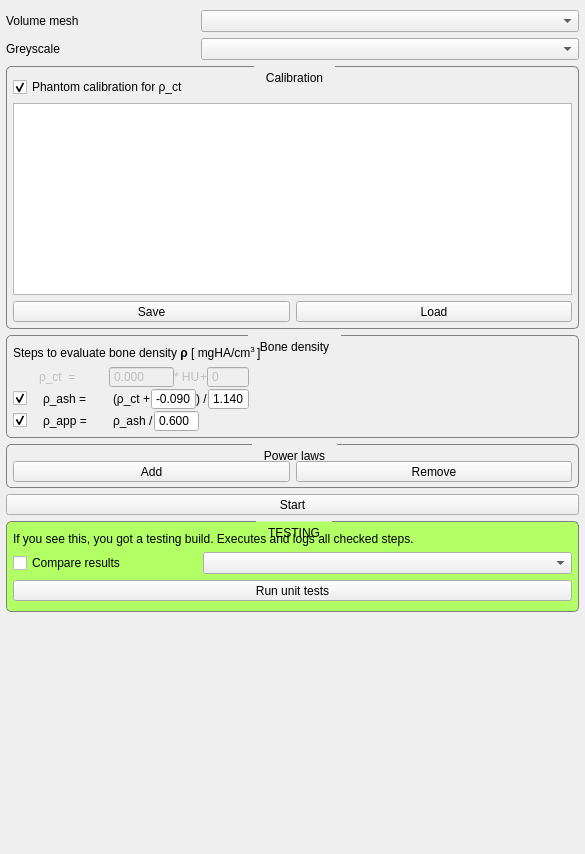
araex/mitk-gem, file src/internal/MaterialMappingViewControls.ui: the form before one commit.
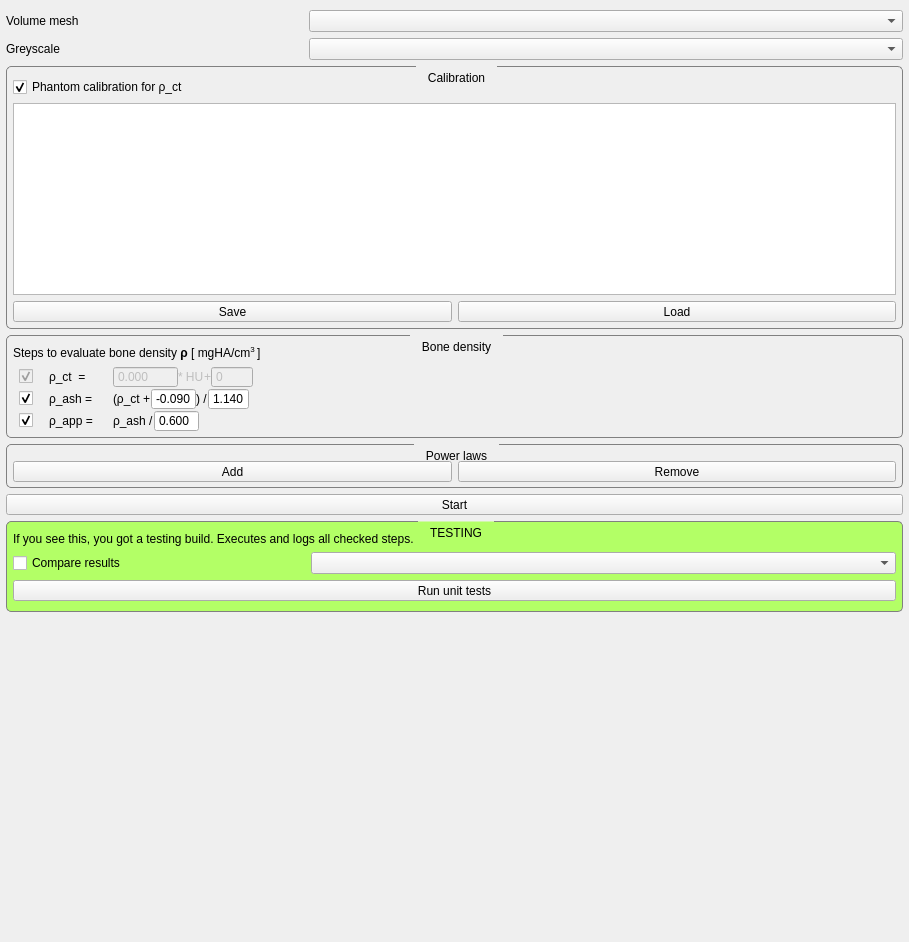
The form after the commit. Custom widgets are drawn as their Qt base class.

Commit message: changed expanding behaviour of density gui

Patch:
```diff
--- a/src/internal/MaterialMappingViewControls.ui
+++ b/src/internal/MaterialMappingViewControls.ui
@@ -6,8 +6,8 @@
    <rect>
     <x>0</x>
     <y>0</y>
-    <width>585</width>
-    <height>854</height>
+    <width>909</width>
+    <height>942</height>
    </rect>
   </property>
   <property name="minimumSize">
@@ -282,6 +282,276 @@
          </widget>
         </item>
         <item>
+         <widget class="QWidget" name="widget" native="true">
+          <property name="styleSheet">
+           <string notr="true">QLabel {
+	font: small &quot;Courier New&quot;;
+}
+
+QDoubleSpinBox {
+	font: small &quot;Courier New&quot;;
+}</string>
+          </property>
+          <layout class="QHBoxLayout" name="horizontalLayout_3" stretch="0,1,0">
+           <property name="spacing">
+            <number>0</number>
+           </property>
+           <property name="margin">
+            <number>0</number>
+           </property>
+           <item>
+            <widget class="QWidget" name="checkboxWidget" native="true">
+             <property name="sizePolicy">
+              <sizepolicy hsizetype="Minimum" vsizetype="Preferred">
+               <horstretch>0</horstretch>
+               <verstretch>0</verstretch>
+              </sizepolicy>
+             </property>
+             <layout class="QVBoxLayout" name="verticalLayout_11">
+              <property name="spacing">
+               <number>0</number>
+              </property>
+              <property name="leftMargin">
+               <number>6</number>
+              </property>
+              <property name="topMargin">
+               <number>0</number>
+              </property>
+              <property name="rightMargin">
+               <number>0</number>
+              </property>
+              <property name="bottomMargin">
+               <number>0</number>
+              </property>
+              <item>
+               <widget class="QWidget" name="widget_3" native="true">
+                <property name="enabled">
+                 <bool>true</bool>
+                </property>
+                <layout class="QHBoxLayout" name="horizontalLayout_11">
+                 <property name="spacing">
+                  <number>0</number>
+                 </property>
+                 <property name="margin">
+                  <number>0</number>
+                 </property>
+                 <item>
+                  <widget class="QCheckBox" name="checkBox">
+                   <property name="enabled">
+                    <bool>false</bool>
+                   </property>
+                   <property name="minimumSize">
+                    <size>
+                     <width>30</width>
+                     <height>0</height>
+                    </size>
+                   </property>
+                   <property name="text">
+                    <string/>
+                   </property>
+                   <property name="checked">
+                    <bool>true</bool>
+                   </property>
+                  </widget>
+                 </item>
+                 <item>
+                  <widget class="QLabel" name="label_2">
+                   <property name="sizePolicy">
+                    <sizepolicy hsizetype="MinimumExpanding" vsizetype="Preferred">
+                     <horstretch>0</horstretch>
+                     <verstretch>0</verstretch>
+                    </sizepolicy>
+                   </property>
+                   <property name="maximumSize">
+                    <size>
+                     <width>70</width>
+                     <height>16777215</height>
+                    </size>
+                   </property>
+                   <property name="text">
+                    <string>ρ_ct  =</string>
+                   </property>
+                  </widget>
+                 </item>
+                 <item>
+                  <spacer name="horizontalSpacer_4">
+                   <property name="orientation">
+                    <enum>Qt::Horizontal</enum>
+                   </property>
+                   <property name="sizeType">
+                    <enum>QSizePolicy::MinimumExpanding</enum>
+                   </property>
+                   <property name="sizeHint" stdset="0">
+                    <size>
+                     <width>20</width>
+                     <height>20</height>
+                    </size>
+                   </property>
+                  </spacer>
+                 </item>
+                </layout>
+               </widget>
+              </item>
+              <item>
+               <widget class="QWidget" name="widget_5" native="true">
+                <layout class="QHBoxLayout" name="horizontalLayout_13">
+                 <property name="spacing">
+                  <number>0</number>
+                 </property>
+                 <property name="margin">
+                  <number>0</number>
+                 </property>
+                 <item>
+                  <widget class="QCheckBox" name="rhoAshCheckBox">
+                   <property name="sizePolicy">
+                    <sizepolicy hsizetype="Minimum" vsizetype="Fixed">
+                     <horstretch>0</horstretch>
+                     <verstretch>0</verstretch>
+                    </sizepolicy>
+                   </property>
+                   <property name="minimumSize">
+                    <size>
+                     <width>30</width>
+                     <height>0</height>
+                    </size>
+                   </property>
+                   <property name="maximumSize">
+                    <size>
+                     <width>120</width>
+                     <height>16777215</height>
+                    </size>
+                   </property>
+                   <property name="text">
+                    <string/>
+                   </property>
+                   <property name="checked">
+                    <bool>true</bool>
+                   </property>
+                  </widget>
+                 </item>
+                 <item>
+                  <widget class="QLabel" name="label_10">
+                   <property name="sizePolicy">
+                    <sizepolicy hsizetype="MinimumExpanding" vsizetype="Preferred">
+                     <horstretch>0</horstretch>
+                     <verstretch>0</verstretch>
+                    </sizepolicy>
+                   </property>
+                   <property name="maximumSize">
+                    <size>
+                     <width>70</width>
+                     <height>16777215</height>
+                    </size>
+                   </property>
+                   <property name="text">
+                    <string>ρ_ash =</string>
+                   </property>
+                  </widget>
+                 </item>
+                 <item>
+                  <spacer name="horizontalSpacer_5">
+                   <property name="orientation">
+                    <enum>Qt::Horizontal</enum>
+                   </property>
+                   <property name="sizeType">
+                    <enum>QSizePolicy::MinimumExpanding</enum>
+                   </property>
+                   <property name="sizeHint" stdset="0">
+                    <size>
+                     <width>20</width>
+                     <height>20</height>
+                    </size>
+                   </property>
+                  </spacer>
+                 </item>
+                </layout>
+               </widget>
+              </item>
+              <item>
+               <widget class="QWidget" name="widget_7" native="true">
+                <layout class="QHBoxLayout" name="horizontalLayout_17">
+                 <property name="spacing">
+                  <number>0</number>
+                 </property>
+                 <property name="margin">
+                  <number>0</number>
+                 </property>
+                 <item>
+                  <widget class="QCheckBox" name="rhoAppCheckBox">
+                   <property name="sizePolicy">
+                    <sizepolicy hsizetype="Minimum" vsizetype="Fixed">
+                     <horstretch>0</horstretch>
+                     <verstretch>0</verstretch>
+                    </sizepolicy>
+                   </property>
+                   <property name="minimumSize">
+                    <size>
+                     <width>30</width>
+                     <height>0</height>
+                    </size>
+                   </property>
+                   <property name="maximumSize">
+                    <size>
+                     <width>120</width>
+                     <height>16777215</height>
+                    </size>
+                   </property>
+                   <property name="text">
+                    <string/>
+                   </property>
+                   <property name="checked">
+                    <bool>true</bool>
+                   </property>
+                  </widget>
+                 </item>
+                 <item>
+                  <widget class="QLabel" name="label_12">
+                   <property name="sizePolicy">
+                    <sizepolicy hsizetype="MinimumExpanding" vsizetype="Preferred">
+                     <horstretch>0</horstretch>
+                     <verstretch>0</verstretch>
+                    </sizepolicy>
+                   </property>
+                   <property name="minimumSize">
+                    <size>
+                     <width>0</width>
+                     <height>0</height>
+                    </size>
+                   </property>
+                   <property name="maximumSize">
+                    <size>
+                     <width>70</width>
+                     <height>16777215</height>
+                    </size>
+                   </property>
+                   <property name="text">
+                    <string>ρ_app =</string>
+                   </property>
+                  </widget>
+                 </item>
+                 <item>
+                  <spacer name="horizontalSpacer_6">
+                   <property name="orientation">
+                    <enum>Qt::Horizontal</enum>
+                   </property>
+                   <property name="sizeType">
+                    <enum>QSizePolicy::MinimumExpanding</enum>
+                   </property>
+                   <property name="sizeHint" stdset="0">
+                    <size>
+                     <width>20</width>
+                     <height>20</height>
+                    </size>
+                   </property>
+                  </spacer>
+                 </item>
+                </layout>
+               </widget>
+              </item>
+             </layout>
+            </widget>
+           </item>
+           <item>
          <widget class="QWidget" name="mathWidget" native="true">
           <property name="sizePolicy">
            <sizepolicy hsizetype="Expanding" vsizetype="MinimumExpanding">
@@ -331,41 +601,6 @@
                 <property name="margin">
                  <number>0</number>
                 </property>
-                <item>
-                 <spacer name="horizontalSpacer_4">
-                  <property name="orientation">
-                   <enum>Qt::Horizontal</enum>
-                  </property>
-                  <property name="sizeType">
-                   <enum>QSizePolicy::Minimum</enum>
-                  </property>
-                  <property name="sizeHint" stdset="0">
-                   <size>
-                    <width>26</width>
-                    <height>20</height>
-                   </size>
-                  </property>
-                 </spacer>
-                </item>
-                <item>
-                 <widget class="QLabel" name="label_2">
-                  <property name="sizePolicy">
-                   <sizepolicy hsizetype="MinimumExpanding" vsizetype="Preferred">
-                    <horstretch>0</horstretch>
-                    <verstretch>0</verstretch>
-                   </sizepolicy>
-                  </property>
-                  <property name="maximumSize">
-                   <size>
-                    <width>70</width>
-                    <height>16777215</height>
-                   </size>
-                  </property>
-                  <property name="text">
-                   <string>ρ_ct  =</string>
-                  </property>
-                 </widget>
-                </item>
                 <item>
                  <widget class="QDoubleSpinBox" name="linEQSlopeSpinBox">
                   <property name="frame">
@@ -453,53 +688,6 @@
                 <property name="margin">
                  <number>0</number>
                 </property>
-                <item>
-                 <widget class="QCheckBox" name="rhoAshCheckBox">
-                  <property name="sizePolicy">
-                   <sizepolicy hsizetype="Minimum" vsizetype="Fixed">
-                    <horstretch>0</horstretch>
-                    <verstretch>0</verstretch>
-                   </sizepolicy>
-                  </property>
-                  <property name="minimumSize">
-                   <size>
-                    <width>30</width>
-                    <height>0</height>
-                   </size>
-                  </property>
-                  <property name="maximumSize">
-                   <size>
-                    <width>120</width>
-                    <height>16777215</height>
-                   </size>
-                  </property>
-                  <property name="text">
-                   <string/>
-                  </property>
-                  <property name="checked">
-                   <bool>true</bool>
-                  </property>
-                 </widget>
-                </item>
-                <item>
-                 <widget class="QLabel" name="label_10">
-                  <property name="sizePolicy">
-                   <sizepolicy hsizetype="MinimumExpanding" vsizetype="Preferred">
-                    <horstretch>0</horstretch>
-                    <verstretch>0</verstretch>
-                   </sizepolicy>
-                  </property>
-                  <property name="maximumSize">
-                   <size>
-                    <width>70</width>
-                    <height>16777215</height>
-                   </size>
-                  </property>
-                  <property name="text">
-                   <string>ρ_ash =</string>
-                  </property>
-                 </widget>
-                </item>
                 <item>
                  <widget class="QLabel" name="label_13">
                   <property name="text">
@@ -593,59 +781,6 @@
                 <property name="margin">
                  <number>0</number>
                 </property>
-                <item>
-                 <widget class="QCheckBox" name="rhoAppCheckBox">
-                  <property name="sizePolicy">
-                   <sizepolicy hsizetype="Minimum" vsizetype="Fixed">
-                    <horstretch>0</horstretch>
-                    <verstretch>0</verstretch>
-                   </sizepolicy>
-                  </property>
-                  <property name="minimumSize">
-                   <size>
-                    <width>30</width>
-                    <height>0</height>
-                   </size>
-                  </property>
-                  <property name="maximumSize">
-                   <size>
-                    <width>120</width>
-                    <height>16777215</height>
-                   </size>
-                  </property>
-                  <property name="text">
-                   <string/>
-                  </property>
-                  <property name="checked">
-                   <bool>true</bool>
-                  </property>
-                 </widget>
-                </item>
-                <item>
-                 <widget class="QLabel" name="label_12">
-                  <property name="sizePolicy">
-                   <sizepolicy hsizetype="MinimumExpanding" vsizetype="Preferred">
-                    <horstretch>0</horstretch>
-                    <verstretch>0</verstretch>
-                   </sizepolicy>
-                  </property>
-                  <property name="minimumSize">
-                   <size>
-                    <width>0</width>
-                    <height>0</height>
-                   </size>
-                  </property>
-                  <property name="maximumSize">
-                   <size>
-                    <width>70</width>
-                    <height>16777215</height>
-                   </size>
-                  </property>
-                  <property name="text">
-                   <string>ρ_app =</string>
-                  </property>
-                 </widget>
-                </item>
                 <item>
                  <widget class="QLabel" name="label_11">
                   <property name="text">
@@ -696,6 +831,22 @@
           </layout>
          </widget>
         </item>
+           <item>
+            <spacer name="horizontalSpacer_7">
+             <property name="orientation">
+              <enum>Qt::Horizontal</enum>
+             </property>
+             <property name="sizeHint" stdset="0">
+              <size>
+               <width>40</width>
+               <height>20</height>
+              </size>
+             </property>
+            </spacer>
+           </item>
+          </layout>
+         </widget>
+        </item>
        </layout>
       </widget>
      </item>
```
Left out of the diff: 49 changed lines with no effect on the pictures. Lines whose indentation alone changed are shown as unchanged.
